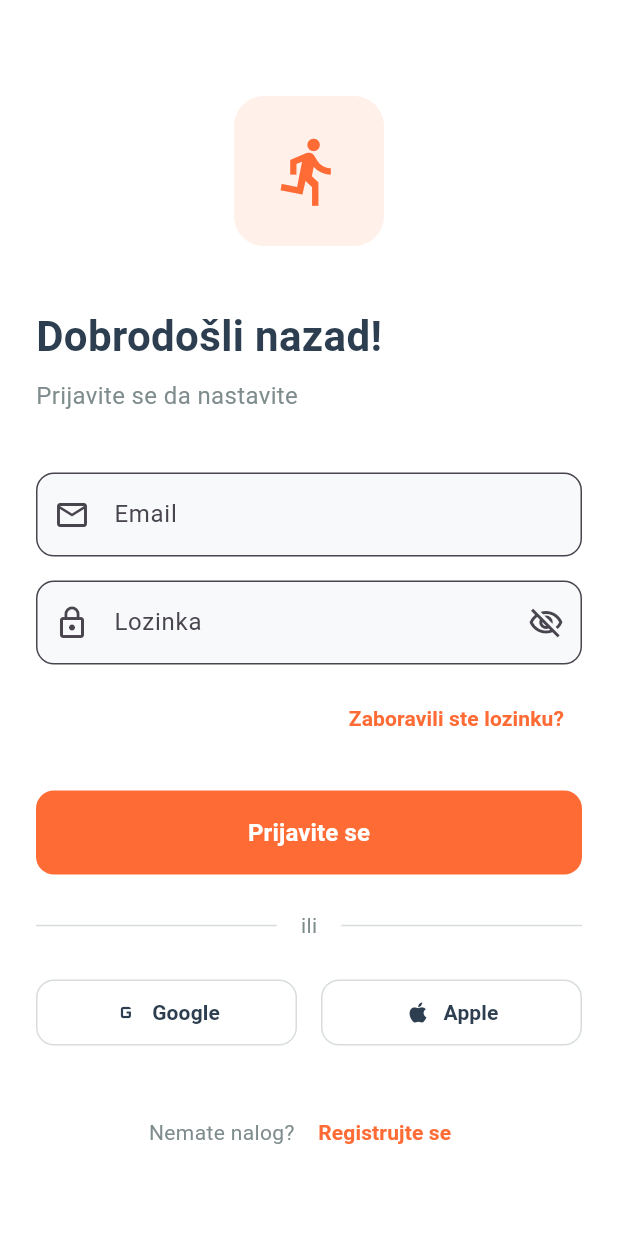
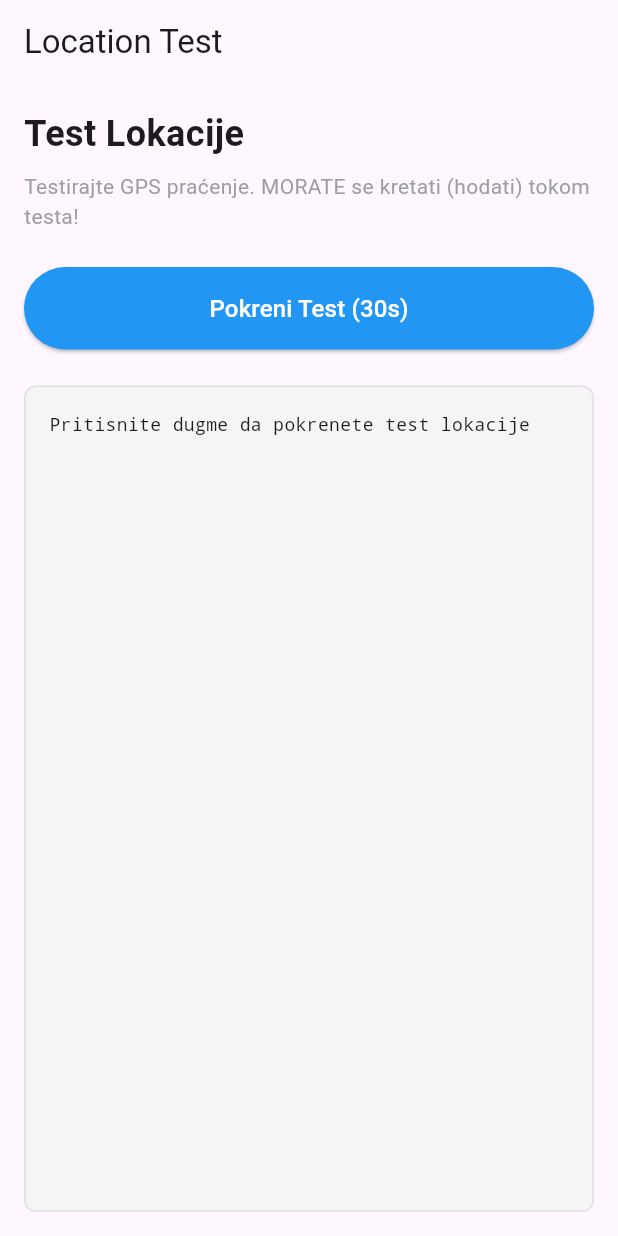
Before and after one commit to TheZebra99/TrackStarProject, a Flutter app: the screen it shows after launch, on a phone screen of 412 x 824 dp. Run offline on Flutter 3.47's test engine with Material 3 defaults, Android fonts, the phone set to English and light mode, and no system bars; our stand-ins replace flutter_map, geolocator, latlong2, sqflite; accounts and stored records are empty.

Commit message:
Calculate location with location_service, test the build with updated main.dart

```diff
--- a/trackstar/lib/main.dart
+++ b/trackstar/lib/main.dart
@@ -1,5 +1,9 @@
+// TEMPORARY main.dart - runs location_test
+// Replace lib/main.dart with this temporarily
+// Remember to restore original main.dart after testing!
+
 import 'package:flutter/material.dart';
-import 'screens/auth/login_screen.dart';
+import 'package:trackstar/services/location_service.dart';
 
 void main() {
   runApp(const TrackStarApp());
@@ -11,20 +15,186 @@ class TrackStarApp extends StatelessWidget {
   @override
   Widget build(BuildContext context) {
     return MaterialApp(
-      title: 'Fitness Tracker',
-      debugShowCheckedModeBanner: false,
-      theme: ThemeData(
-        primarySwatch: Colors.orange,
-        useMaterial3: true,
-        scaffoldBackgroundColor: Colors.white,
-        appBarTheme: const AppBarTheme(
-          centerTitle: true,
-          elevation: 0,
-          backgroundColor: Colors.white,
-          foregroundColor: Colors.black,
-        ),
-      ),
-      home: const LoginScreen(),
+      title: 'Location Test',
+      theme: ThemeData(primarySwatch: Colors.blue),
+      home: const LocationTestScreen(),
     );
   }
 }
+
+class LocationTestScreen extends StatefulWidget {
+  const LocationTestScreen({Key? key}) : super(key: key);
+
+  @override
+  State<LocationTestScreen> createState() => _LocationTestScreenState();
+}
+
+class _LocationTestScreenState extends State<LocationTestScreen> {
+  final LocationService _locationService = LocationService.instance;
+  String _output = 'Pritisnite dugme da pokrenete test lokacije';
+  bool _isTesting = false;
+  bool _testComplete = false;
+
+  Future<void> _runTest() async {
+    setState(() {
+      _isTesting = true;
+      _testComplete = false;
+      _output = 'LOCATION SERVICE TEST\n';
+      _output += 'MORA DA SE KREĆETE!\n\n';
+    });
+
+    try {
+      _addOutput('Test 1: Provera dozvola...\n');
+      final hasPermission = await _locationService.checkPermissions();
+
+      if (!hasPermission) {
+        _addOutput('\nGREŠKA: Nema dozvole za lokaciju\n');
+        _addOutput('Omogućite lokaciju u podešavanjima.\n');
+        setState(() => _isTesting = false);
+        return;
+      }
+
+      _addOutput('Dozvole odobrene!\n\n');
+
+      _addOutput('Test 2: Trenutna pozicija...\n');
+      final currentPos = await _locationService.getCurrentPosition();
+
+      if (currentPos == null) {
+        _addOutput('GREŠKA: Ne mogu da dobijem poziciju\n');
+        setState(() => _isTesting = false);
+        return;
+      }
+
+      _addOutput('Pozicija dobijena!\n');
+      _addOutput('Lat: ${currentPos.latitude.toStringAsFixed(6)}\n');
+      _addOutput('Lng: ${currentPos.longitude.toStringAsFixed(6)}\n');
+      _addOutput('Preciznost: ${currentPos.accuracy.toStringAsFixed(1)}m\n\n');
+
+      _addOutput('Test 3: Pokretanje praćenja...\n');
+      _addOutput('Trajanje: 30 sekundi\n');
+      _addOutput('HODAJTE da vidite promene!\n\n');
+
+      final started = await _locationService.startTracking();
+
+      if (!started) {
+        _addOutput('GREŠKA: Ne mogu da pokrenem praćenje\n');
+        setState(() => _isTesting = false);
+        return;
+      }
+
+      _addOutput('Praćenje pokrenuto!\n\n');
+
+      _addOutput('Test 4: Praćenje podataka...\n\n');
+
+      for (int i = 1; i <= 6; i++) {
+        await Future.delayed(const Duration(seconds: 5));
+
+        _addOutput('--- ${i * 5} sekundi ---\n');
+        _addOutput('Distanca: ${_locationService.totalDistance.toStringAsFixed(3)} km\n');
+        _addOutput('Brzina: ${_locationService.currentSpeed.toStringAsFixed(1)} km/h\n');
+        _addOutput('Trajanje: ${_locationService.duration}s\n');
+        _addOutput('Pozicije: ${_locationService.positions.length}\n\n');
+      }
+
+      _addOutput('Test 5: Zaustavljanje...\n');
+      await _locationService.stopTracking();
+      _addOutput('Praćenje zaustavljeno!\n\n');
+
+      _addOutput('========================================\n');
+      _addOutput('KONAČNI REZULTATI\n');
+      _addOutput('========================================\n');
+      _addOutput('Ukupna distanca: ${_locationService.totalDistance.toStringAsFixed(3)} km\n');
+      _addOutput('Ukupno trajanje: ${_locationService.duration}s\n');
+      _addOutput('Ukupno pozicija: ${_locationService.positions.length}\n\n');
+
+      if (_locationService.totalDistance > 0.01) {
+        _addOutput('SVI TESTOVI USPEŠNI!\n');
+        _addOutput('GPS praćenje radi ispravno!\n');
+      } else {
+        _addOutput('TESTOVI ZAVRŠENI ALI NEMA KRETANJA\n');
+        _addOutput('Morate se KRETATI da bi praćenje radilo!\n');
+      }
+
+      setState(() {
+        _testComplete = true;
+        _isTesting = false;
+      });
+
+    } catch (e) {
+      _addOutput('\nGREŠKA: $e\n');
+      setState(() => _isTesting = false);
+    }
+  }
+
+  void _addOutput(String text) {
+    setState(() {
+      _output += text;
+    });
+  }
+
+  @override
+  Widget build(BuildContext context) {
+    return Scaffold(
+      appBar: AppBar(
+        title: const Text('Location Test'),
+      ),
+      body: Padding(
+        padding: const EdgeInsets.all(16.0),
+        child: Column(
+          crossAxisAlignment: CrossAxisAlignment.stretch,
+          children: [
+            const Text(
+              'Test Lokacije',
+              style: TextStyle(
+                fontSize: 24,
+                fontWeight: FontWeight.bold,
+              ),
+            ),
+            const SizedBox(height: 8),
+            const Text(
+              'Testirajte GPS praćenje. MORATE se kretati (hodati) tokom testa!',
+              style: TextStyle(fontSize: 14, color: Colors.grey),
+            ),
+            const SizedBox(height: 24),
+
+            ElevatedButton(
+              onPressed: _isTesting ? null : _runTest,
+              style: ElevatedButton.styleFrom(
+                backgroundColor: Colors.blue,
+                padding: const EdgeInsets.all(16),
+              ),
+              child: _isTesting
+                  ? const CircularProgressIndicator(color: Colors.white)
+                  : const Text(
+                      'Pokreni Test (30s)',
+                      style: TextStyle(fontSize: 16, color: Colors.white),
+                    ),
+            ),
+
+            const SizedBox(height: 24),
+
+            Expanded(
+              child: Container(
+                padding: const EdgeInsets.all(16),
+                decoration: BoxDecoration(
+                  color: Colors.grey[100],
+                  borderRadius: BorderRadius.circular(8),
+                  border: Border.all(color: Colors.grey[300]!),
+                ),
+                child: SingleChildScrollView(
+                  child: Text(
+                    _output,
+                    style: const TextStyle(
+                      fontFamily: 'monospace',
+                      fontSize: 12,
+                    ),
+                  ),
+                ),
+              ),
+            ),
+          ],
+        ),
+      ),
+    );
+  }
+}
--- a/trackstar/lib/services/database_service.dart
+++ b/trackstar/lib/services/database_service.dart
@@ -4,6 +4,7 @@ import 'package:trackstar/models/activity.dart';
 import 'package:trackstar/models/user.dart';
 
 class DatabaseService {
+  // Singleton instance
   static final DatabaseService instance = DatabaseService._init(); // empty constructor
 
   static Database? _database;
```
Also changed, not shown: trackstar/lib/services/location_service.dart (added, +183 -0 lines), trackstar/lib/services/location_test.dart (added, +102 -0 lines).
